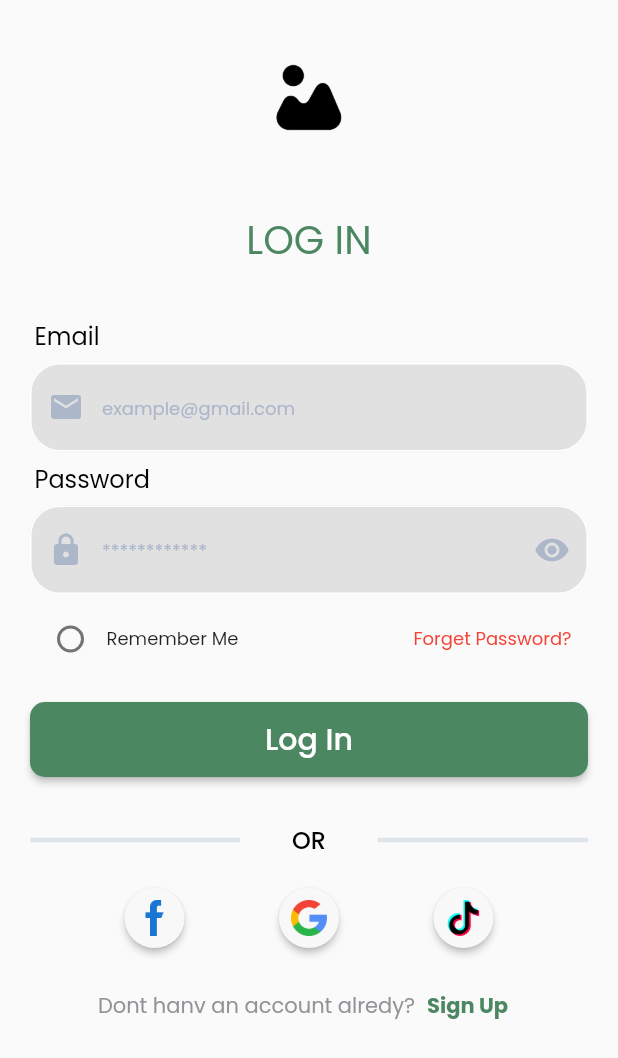
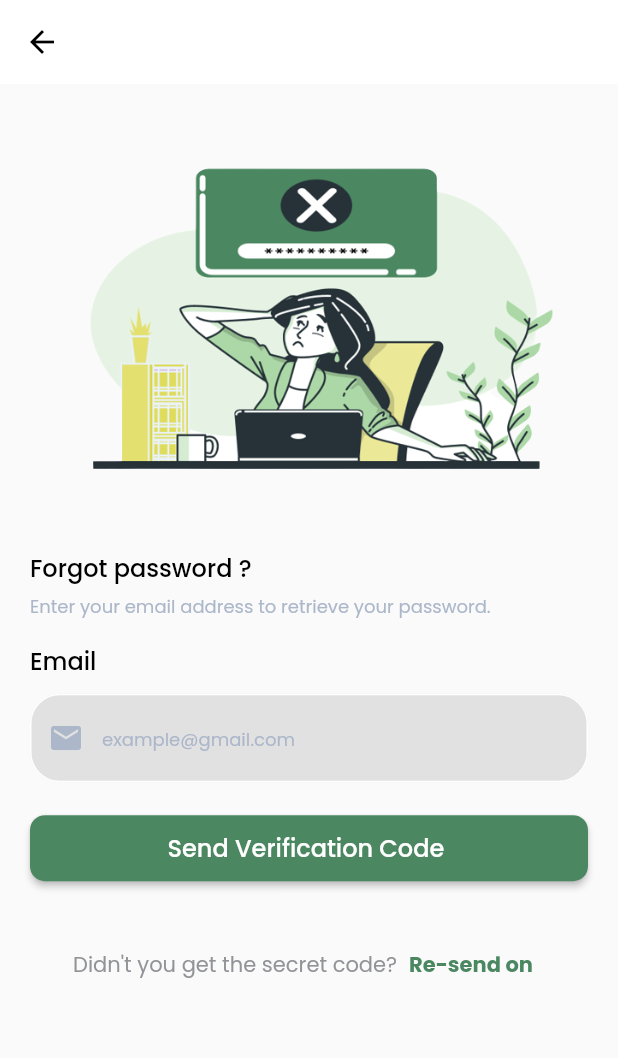
Before and after one commit to ranakh2001/login_system, a Flutter app: the screen it shows after launch, after a tap on "Forget Password?", on a phone screen of 412 x 824 dp. Shown: the top 1058 px of the screen. Run offline on Flutter 3.47's test engine with Material 2 defaults, Android fonts, the phone set to English and light mode, and no system bars; our stand-ins replace firebase_core, get, google_fonts; accounts and stored records are empty.

Commit message:
forgot password screen done , working on verification screen

```diff
--- a/lib/main.dart
+++ b/lib/main.dart
@@ -1,10 +1,13 @@
+
 import 'package:chat/view/login-screen.dart';
 import 'package:firebase_core/firebase_core.dart';
 import 'package:flutter/material.dart';
 import 'package:get/get.dart';
 
 import 'firebase_options.dart';
+import 'view/forget-password.dart';
 import 'view/signup-screen.dart';
+import 'view/verification-code-screen.dart';
 
 void main() async {
   WidgetsFlutterBinding.ensureInitialized();
@@ -28,7 +31,9 @@ class MyApp extends StatelessWidget {
       ),
       home: LoginScreen(),
       getPages: [
-        GetPage(name: '/signup', page: ()=>SignupScreen())
+        GetPage(name: '/signup', page: ()=>SignupScreen()),
+        GetPage(name: '/forgetPassword', page: ()=>ForgetPassword()),
+         GetPage(name: '/verificationCode', page: ()=>VerificationCodeScreen()),
       ],
     );
   }
--- /dev/null
+++ b/lib/view/forget-password.dart
@@ -0,0 +1,117 @@
+// ignore_for_file: file_names
+
+import 'package:chat/controller/login-controller.dart';
+import 'package:chat/view/widgets/email-field-widget.dart';
+import 'package:flutter/material.dart';
+import 'package:get/get.dart';
+import 'package:google_fonts/google_fonts.dart';
+
+import 'widgets/logo-container.dart';
+
+// ignore: must_be_immutable
+class ForgetPassword extends StatelessWidget {
+  ForgetPassword({super.key});
+  LoginController loginController = Get.find();
+
+  @override
+  Widget build(BuildContext context) {
+    return Scaffold(
+      appBar: AppBar(
+        backgroundColor: Colors.white,
+        elevation: 0,
+        leading: IconButton(
+          onPressed: () => Get.back(),
+          icon: const Icon(
+            Icons.arrow_back,
+            color: Colors.black,
+          ),
+        ),
+      ),
+      body: Padding(
+        padding: const EdgeInsets.all(20.0),
+        child: ListView(
+          children: [
+            Container(
+              margin: const EdgeInsets.symmetric(vertical: 30, horizontal: 10),
+              child: Image.asset("assets/images/forget-password.png"),
+            ),
+            Text(
+              "Forgot password ?",
+              style: GoogleFonts.poppins(
+                  color: Colors.black,
+                  fontSize: 16,
+                  fontWeight: FontWeight.w500),
+            ),
+            Container(
+              margin: const EdgeInsets.symmetric(vertical: 5),
+              child: Text(
+                "Enter your email address to retrieve your password.",
+                style: GoogleFonts.poppins(
+                    color: const Color.fromARGB(255, 172, 183, 202),
+                    fontSize: 12,
+                    fontWeight: FontWeight.w400),
+              ),
+            ),
+            Container(
+              margin: const EdgeInsets.symmetric(vertical: 10),
+              child: Text(
+                "Email",
+                style: GoogleFonts.poppins(
+                    color: Colors.black,
+                    fontSize: 16,
+                    fontWeight: FontWeight.w500),
+              ),
+            ),
+            EmailFieldWidget(),
+            Container(
+              margin: const EdgeInsets.symmetric(vertical: 20),
+              child: ElevatedButton(
+                  style: ElevatedButton.styleFrom(
+                    backgroundColor: const Color.fromARGB(255, 75, 135, 97),
+                    padding: const EdgeInsets.all(10.0),
+                    shape: RoundedRectangleBorder(
+                      borderRadius: BorderRadius.circular(10.0),
+                    ),
+                  ),
+                  onPressed: () {
+                    Get.toNamed("/verificationCode");
+                  },
+                  child: Text(
+                    "Send Verification Code ",
+                    style: GoogleFonts.poppins(
+                        color: Colors.white,
+                        fontSize: 16,
+                        fontWeight: FontWeight.w500),
+                  )),
+            ),
+            Container(
+              margin: const EdgeInsets.symmetric(vertical: 10),
+              child: Row(
+                mainAxisAlignment: MainAxisAlignment.center,
+                children: [
+                  Text(
+                    "Didn't you get the secret code?",
+                    style: GoogleFonts.poppins(
+                        color: const Color.fromARGB(255, 145, 147, 151),
+                        fontSize: 14),
+                  ),
+                  TextButton(
+                      onPressed: () {
+                        Get.toNamed('/signup');
+                      },
+                      child: Text(
+                        "Re-send on",
+                        style: GoogleFonts.poppins(
+                            color: const Color.fromARGB(255, 75, 135, 97),
+                            fontSize: 14,
+                            fontWeight: FontWeight.bold),
+                      ))
+                ],
+              ),
+            )
+          ],
+        ),
+      ),
+    );
+  }
+}
--- a/lib/view/login-screen.dart
+++ b/lib/view/login-screen.dart
@@ -7,6 +7,7 @@ import 'package:google_fonts/google_fonts.dart';
 
 import 'widgets/email-field-widget.dart';
 import 'widgets/login-with-other.dart';
+import 'widgets/logo-container.dart';
 import 'widgets/password-field-widget.dart';
 
 // ignore: must_be_immutable
@@ -20,12 +21,7 @@ class LoginScreen extends StatelessWidget {
         padding: const EdgeInsets.all(20.0),
         child: ListView(
           children: [
-            Container(
-              margin: const EdgeInsets.all(20),
-              width: 50,
-              height: 50,
-              child: Image.asset("assets/images/logo.png"),
-            ),
+           const LogoContainer(),
             Container(
               margin: const EdgeInsets.symmetric(vertical: 30),
               child: Text(
@@ -83,7 +79,9 @@ class LoginScreen extends StatelessWidget {
                     ],
                   ),
                   TextButton(
-                      onPressed: () {},
+                      onPressed: () {
+                        Get.toNamed("/forgetPassword");
+                      },
                       child: Text(
                         "Forget Password?",
                         style: GoogleFonts.poppins(
--- a/lib/view/signup-screen.dart
+++ b/lib/view/signup-screen.dart
@@ -8,6 +8,7 @@ import 'package:google_fonts/google_fonts.dart';
 import 'widgets/drop-down-button.dart';
 import 'widgets/email-field-widget.dart';
 import 'widgets/login-with-other.dart';
+import 'widgets/logo-container.dart';
 import 'widgets/password-field-widget.dart';
 import 'widgets/phone-number-widget.dart';
 
@@ -21,7 +22,7 @@ class SignupScreen extends StatelessWidget {
         elevation: 0,
         backgroundColor: Colors.white,
         leading: IconButton(
-          icon: Icon(
+          icon: const Icon(
             Icons.arrow_back,
             color: Colors.black,
           ),
@@ -34,12 +35,7 @@ class SignupScreen extends StatelessWidget {
         padding: const EdgeInsets.all(20.0),
         child: ListView(
           children: [
-            Container(
-              margin: const EdgeInsets.all(10),
-              width: 30,
-              height: 30,
-              child: Image.asset("assets/images/logo.png"),
-            ),
+            const LogoContainer(),
             Container(
               margin: const EdgeInsets.symmetric(vertical: 30),
               child: Text(
--- /dev/null
+++ b/lib/view/verification-code-screen.dart
@@ -0,0 +1,35 @@
+import 'package:chat/controller/login-controller.dart';
+import 'package:flutter/material.dart';
+import 'package:get/get.dart';
+
+class VerificationCodeScreen extends StatelessWidget {
+  VerificationCodeScreen({super.key});
+  LoginController loginController = Get.find();
+  @override
+  Widget build(BuildContext context) {
+    return Scaffold(
+      appBar: AppBar(
+        backgroundColor: Colors.white,
+        elevation: 0,
+        leading: IconButton(
+          icon: const Icon(
+            Icons.arrow_back,
+            color: Colors.black,
+          ),
+          onPressed: () => Get.back(),
+        ),
+      ),
+      body: Padding(
+        padding: const EdgeInsets.all(20.0),
+        child: ListView(
+          children: [
+            Container(
+              margin: const EdgeInsets.symmetric(vertical: 30, horizontal: 10),
+              child: Image.asset("assets/images/email-veification.png"),
+            ),
+          ],
+        ),
+      ),
+    );
+  }
+}
--- /dev/null
+++ b/lib/view/widgets/logo-container.dart
@@ -0,0 +1,18 @@
+// ignore_for_file: file_names
+
+import 'package:flutter/material.dart';
+
+
+class LogoContainer extends StatelessWidget {
+  const LogoContainer({super.key});
+
+  @override
+  Widget build(BuildContext context) {
+    return  Container(
+              margin: const EdgeInsets.all(20),
+              width: 50,
+              height: 50,
+              child: Image.asset("assets/images/logo.png"),
+            );
+  }
+}
--- a/pubspec.yaml
+++ b/pubspec.yaml
@@ -67,6 +67,8 @@ flutter:
     - assets/images/facebook.png
     - assets/images/google.png
     - assets/images/tik-tok.png
+    - assets/images/forget-password.png
+    - assets/images/email-veification.png
   # An image asset can refer to one or more resolution-specific "variants", see
   # https://flutter.dev/assets-and-images/#resolution-aware
 
```
Also changed, not shown: assets/images/email-veification.png (added), assets/images/forget-password.png (added).
